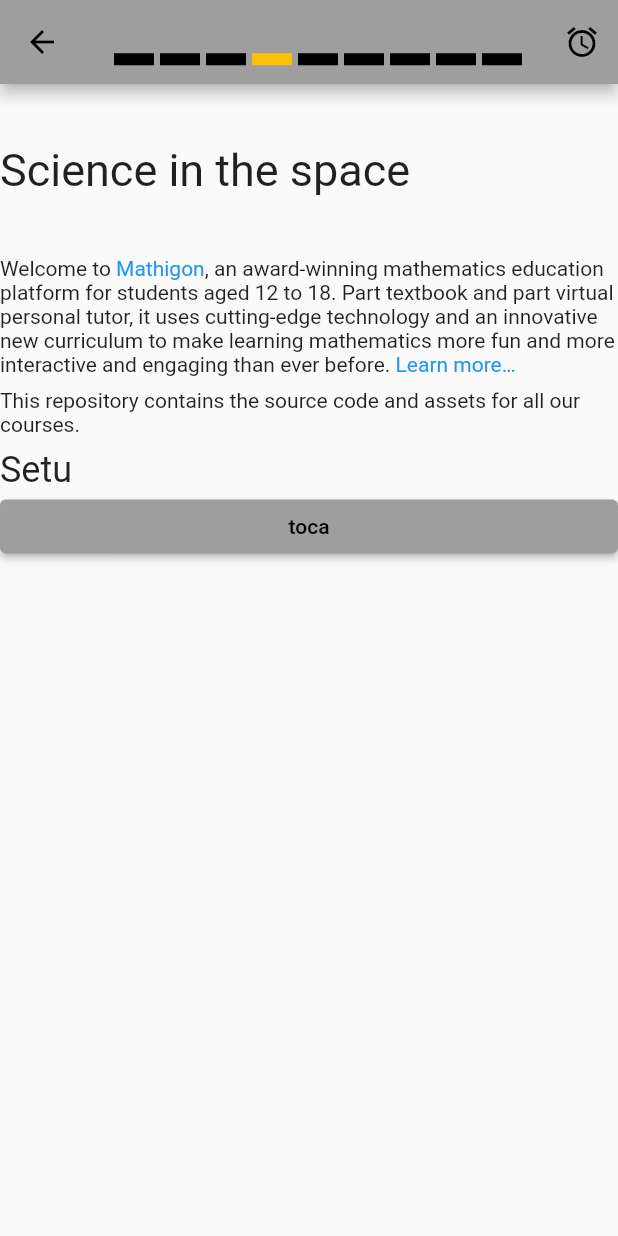
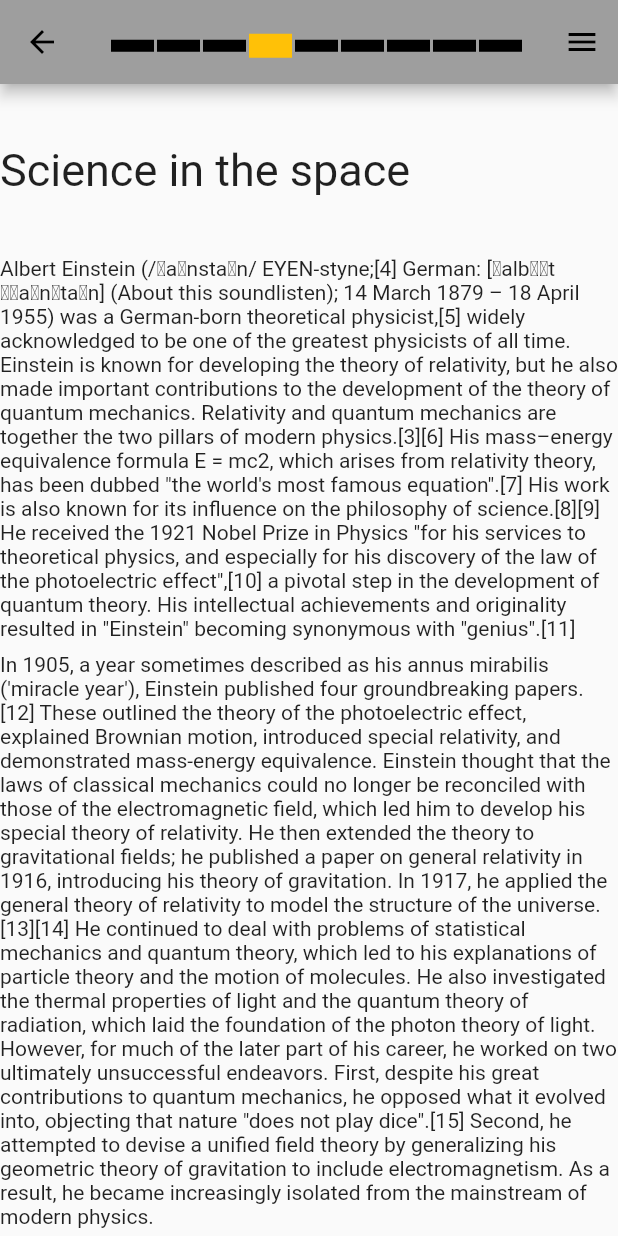
Before and after one commit to Cruiz102/education_app, a Flutter app: the LessonPageSlider screen opened directly, swiped to page 4, on a phone screen of 412 x 824 dp. Run offline on Flutter 3.47's test engine with Material 2 defaults, Android fonts, the light colour scheme and no system bars; drawn by our look-alikes of flutter_markdown; our stand-ins replace multi_select_flutter.

Commit message:
Finish progressbar behaviour begin question widget

```diff
--- a/lib/courses/ui/widgets/lesson_page_slider.dart
+++ b/lib/courses/ui/widgets/lesson_page_slider.dart
@@ -1,9 +1,10 @@
-import 'package:education_app/widgets/progress_bars.dart';
+import 'package:education_app/widgets/progress_bar_widgets/progress_bars.dart';
 import 'package:flutter/material.dart';
 
 class LessonPageSlider extends StatefulWidget {
   final List<Widget> pageList;
-  LessonPageSlider({this.pageList});
+  final Key key;
+  LessonPageSlider({this.pageList, this.key});
 
   @override
   _LessonPageSliderState createState() => _LessonPageSliderState();
@@ -11,30 +12,41 @@ class LessonPageSlider extends StatefulWidget {
 
 class _LessonPageSliderState extends State<LessonPageSlider> {
   int _currentPage = 0;
+  final controllerPage = PageController();
 
-  void _asa(data) {
+  void _changePagefunction(data) {
     setState(() {
       _currentPage = data;
     });
   }
 
+  void _changePagewithBar(data) {
+    setState(() {
+      _currentPage = data;
+      controllerPage.jumpToPage(data);
+    });
+  }
+
   @override
   Widget build(BuildContext context) {
-    var button =
-        IconButton(onPressed: () {}, icon: Icon(Icons.access_alarm_outlined));
+    //This is the controller of the PageView
+
+    var button = IconButton(onPressed: () {}, icon: Icon(Icons.menu));
     return Scaffold(
       appBar: AppBar(
         title: ProgressBar(
           numberOfPages: widget.pageList.length,
           current: _currentPage,
+          functionFromBars: _changePagewithBar,
         ),
         actions: [button],
       ),
       body: PageView(
+          physics: PageScrollPhysics(),
+          controller: controllerPage,
           children: widget.pageList,
           onPageChanged: (int page) {
-            print("Current Page: " + page.toString());
-            _asa(page);
+            _changePagefunction(page);
           }),
     );
   }
--- a/lib/main_page/ui/screens/main_page.dart
+++ b/lib/main_page/ui/screens/main_page.dart
@@ -1,5 +1,6 @@
 import 'package:education_app/account/ui/screens/account_page.dart';
 import 'package:education_app/courses/ui/screens/courses_page.dart';
+import 'package:education_app/widgets/interactives/multiselect.dart';
 import 'package:flutter/material.dart';
 import 'package:flutter/services.dart';
 
@@ -7,7 +8,7 @@ import 'package:flutter/services.dart';
 class MainPage extends StatefulWidget {
   final List appbarTitles = ["Home", "Courses", "Profile"];
 
-  int selectedIndex = 2;
+  int selectedIndex = 0;
   final navigationItem = BottomNavigationBarItem(
       icon: Icon(Icons.home), label: "home", backgroundColor: Colors.green);
   final accountItem = BottomNavigationBarItem(
@@ -16,7 +17,7 @@ class MainPage extends StatefulWidget {
       icon: Icon(Icons.collections_bookmark_rounded), label: "Courses");
 
   final List<Widget> _widgetOptions = <Widget>[
-    CoursePage(),
+    MultiSelect(title: 'Flutter Multi Select'),
     CoursePage(),
     AccountPage()
   ];
--- /dev/null
+++ b/lib/pages/ui/screens/albert.txt
@@ -0,0 +1,5 @@
+Albert Einstein (/ˈaɪnstaɪn/ EYEN-styne;[4] German: [ˈalbɛʁt ˈʔaɪnʃtaɪn] (About this soundlisten); 14 March 1879 – 18 April 1955) was a German-born theoretical physicist,[5] widely acknowledged to be one of the greatest physicists of all time. Einstein is known for developing the theory of relativity, but he also made important contributions to the development of the theory of quantum mechanics. Relativity and quantum mechanics are together the two pillars of modern physics.[3][6] His mass–energy equivalence formula E = mc2, which arises from relativity theory, has been dubbed "the world's most famous equation".[7] His work is also known for its influence on the philosophy of science.[8][9] He received the 1921 Nobel Prize in Physics "for his services to theoretical physics, and especially for his discovery of the law of the photoelectric effect",[10] a pivotal step in the development of quantum theory. His intellectual achievements and originality resulted in "Einstein" becoming synonymous with "genius".[11]
+
+In 1905, a year sometimes described as his annus mirabilis ('miracle year'), Einstein published four groundbreaking papers.[12] These outlined the theory of the photoelectric effect, explained Brownian motion, introduced special relativity, and demonstrated mass-energy equivalence. Einstein thought that the laws of classical mechanics could no longer be reconciled with those of the electromagnetic field, which led him to develop his special theory of relativity. He then extended the theory to gravitational fields; he published a paper on general relativity in 1916, introducing his theory of gravitation. In 1917, he applied the general theory of relativity to model the structure of the universe.[13][14] He continued to deal with problems of statistical mechanics and quantum theory, which led to his explanations of particle theory and the motion of molecules. He also investigated the thermal properties of light and the quantum theory of radiation, which laid the foundation of the photon theory of light. However, for much of the later part of his career, he worked on two ultimately unsuccessful endeavors. First, despite his great contributions to quantum mechanics, he opposed what it evolved into, objecting that nature "does not play dice".[15] Second, he attempted to devise a unified field theory by generalizing his geometric theory of gravitation to include electromagnetism. As a result, he became increasingly isolated from the mainstream of modern physics.
+
+Einstein was born in the German Empire, but moved to Switzerland in 1895, forsaking his German citizenship (as a subject of the Kingdom of Württemberg)[note 1] the following year. In 1897, at the age of 17, he enrolled in the mathematics and physics teaching diploma program at the Swiss Federal polytechnic school (later renamed as ETH Zurich) in Zürich, graduating in 1900. In 1901 he acquired Swiss citizenship, which he kept for the rest of his life, and in 1903 he secured a permanent position at the Swiss Patent Office in Bern. In 1905, he was awarded a PhD by the University of Zurich. In 1914, Einstein moved to Berlin in order to join the Prussian Academy of Sciences and the Humboldt University of Berlin. In 1917, Einstein became director of the Kaiser Wilhelm Institute for Physics; he also became a German citizen again – Prussian this time. In 1933, while Einstein was visiting the United Sta
--- a/lib/pages/ui/screens/example.dart
+++ b/lib/pages/ui/screens/example.dart
@@ -1,4 +1,5 @@
 import 'package:education_app/pages/ui/screens/information_page.dart';
+import 'package:education_app/widgets/interactives/multiple_select.dart';
 import 'package:flutter/material.dart';
 import 'package:flutter/services.dart';
 import 'package:flutter_markdown/flutter_markdown.dart';
@@ -42,3 +43,40 @@ class _SomethingState extends State<Something> {
     );
   }
 }
+
+class Something2 extends StatefulWidget {
+  @override
+  _Something2State createState() => _Something2State();
+}
+
+class _Something2State extends State<Something2> {
+  String data = "";
+  fetchFileData() async {
+    String responseText;
+    responseText =
+        await rootBundle.loadString("lib/pages/ui/screens/albert.txt");
+    setState(() {
+      data = responseText;
+    });
+  }
+
+  @override
+  void initState() {
+    fetchFileData();
+    super.initState();
+  }
+
+  @override
+  Widget build(BuildContext context) {
+    return InformationPage(
+      title: "Science in the space",
+      children: [
+        MarkdownBody(
+          data: data,
+          selectable: true,
+        ),
+        MultipleSelect(),
+      ],
+    );
+  }
+}
--- /dev/null
+++ b/lib/widgets/progress_bar_widgets/bars.dart
@@ -0,0 +1,66 @@
+import 'package:flutter/material.dart';
+
+class Bar extends StatefulWidget {
+  final int numberOfPages;
+  final Key key;
+  final Function callback;
+  Bar({this.numberOfPages, this.key, this.callback});
+
+  @override
+  _BarState createState() => _BarState();
+}
+
+class _BarState extends State<Bar> {
+  @override
+  Widget build(BuildContext context) {
+    dynamic a;
+    return Expanded(
+        child: Container(
+      key: widget.key,
+      child: InkWell(
+        onTap: () => {
+          a = widget.key.toString().replaceAll(new RegExp(r'[^0-9]'), ''),
+          a = int.parse(a),
+          widget.callback(a)
+        },
+      ),
+      margin: EdgeInsets.only(
+        top: 5,
+        left: 2,
+      ),
+      color: Colors.black,
+      height: 8,
+      width: MediaQuery.of(context).size.width / (widget.numberOfPages * 1),
+    ));
+  }
+}
+
+class SelectedBar extends StatefulWidget {
+  final int numberOfPages;
+  final Key key;
+  final Function callback;
+  SelectedBar({this.numberOfPages, this.key, this.callback});
+
+  @override
+  _SelectedBarState createState() => _SelectedBarState();
+}
+
+class _SelectedBarState extends State<SelectedBar> {
+  @override
+  Widget build(BuildContext context) {
+    return Expanded(
+        child: Container(
+      child: InkWell(
+        radius: 100.0,
+        onTap: () => {print("hi")},
+      ),
+      margin: EdgeInsets.only(
+        top: 5,
+        left: 2,
+      ),
+      color: Colors.amber,
+      height: 16,
+      width: MediaQuery.of(context).size.width / (widget.numberOfPages),
+    ));
+  }
+}
--- /dev/null
+++ b/lib/widgets/progress_bar_widgets/progress_bars.dart
@@ -0,0 +1,35 @@
+import 'package:education_app/widgets/progress_bar_widgets/bars.dart';
+import 'package:flutter/material.dart';
+
+class ProgressBar extends StatefulWidget {
+  final int numberOfPages;
+  final int current;
+  final Function functionFromBars;
+
+  ProgressBar({this.numberOfPages, this.current, this.functionFromBars});
+  @override
+  _ProgressBarState createState() => _ProgressBarState();
+}
+
+class _ProgressBarState extends State<ProgressBar> {
+  @override
+  Widget build(BuildContext context) {
+    List<Widget> barrs = [];
+    for (int i = 0; i < widget.numberOfPages; i++) {
+      if (i == widget.current) {
+        barrs.add(SelectedBar(
+          numberOfPages: widget.numberOfPages,
+        ));
+      } else {
+        barrs.add(Bar(
+          numberOfPages: widget.numberOfPages,
+          key: Key(i.toString()),
+          callback: widget.functionFromBars,
+        ));
+      }
+    }
+    return Container(
+      child: Row(children: barrs),
+    );
+  }
+}
--- a/lib/widgets/progress_bars.dart
+++ /dev/null
@@ -1,55 +0,0 @@
-import 'package:flutter/material.dart';
-
-class ProgressBar extends StatefulWidget {
-  final int numberOfPages;
-  final int current;
-
-  ProgressBar({this.numberOfPages, this.current});
-  @override
-  _ProgressBarState createState() => _ProgressBarState();
-}
-
-class _ProgressBarState extends State<ProgressBar> {
-  @override
-  Widget build(BuildContext context) {
-    var bar = Expanded(
-        child: Container(
-      child: InkWell(
-        onTap: () => {print("hi")},
-      ),
-      margin: EdgeInsets.only(
-        top: 23,
-        left: 4,
-      ),
-      color: Colors.black,
-      height: 8,
-      width: MediaQuery.of(context).size.width / (widget.numberOfPages * 2),
-    ));
-    var currentPageinSlider = Expanded(
-        child: Container(
-      child: InkWell(
-        onTap: () => {print("hi")},
-      ),
-      margin: EdgeInsets.only(
-        top: 23,
-        left: 4,
-      ),
-      color: Colors.amber,
-      height: 8,
-      width: MediaQuery.of(context).size.width / (widget.numberOfPages * 2),
-    ));
-
-    List<Widget> barrs = [];
-    for (int i = 0; i < widget.numberOfPages; i++) {
-      if (i == widget.current) {
-        barrs.add(currentPageinSlider);
-      } else {
-        barrs.add(bar);
-      }
-    }
-
-    return Container(
-      child: Row(children: barrs),
-    );
-  }
-}
--- a/pubspec.yaml
+++ b/pubspec.yaml
@@ -29,6 +29,8 @@ dependencies:
   # Use with the CupertinoIcons class for iOS style icons.
   cupertino_icons: ^1.0.2
   flutter_markdown: ^0.6.2
+  multi_select_flutter: ^4.0.0
+  smart_select: ^4.3.2
 
 dev_dependencies:
   flutter_test:
```
Also changed, not shown: lib/widgets/interactives/multiple_select.dart (added, +50 -0 lines), lib/widgets/interactives/multiselect.dart (added, +92 -0 lines), lib/widgets/lesson_tile.dart (+4 -4 lines), pubspec.lock.
